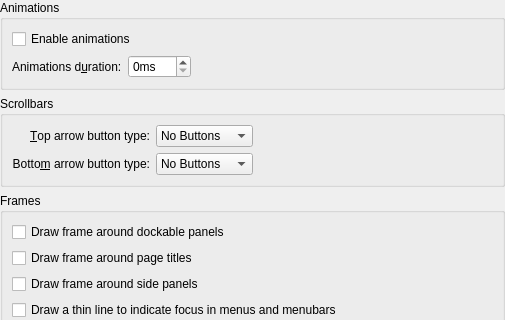
anexation/menda-plasma-next, file menda/menda/kstyle/config/ui/mendastyleconfig.ui: the form before one commit; both pictures show x 0 to 505 and y 0 to 320 of the 505 by 560 pixel window.
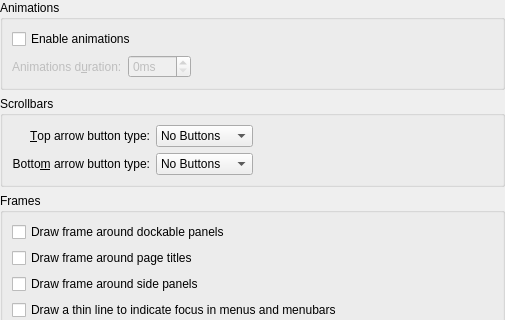
The form after the commit.

The edit to the form file:
```diff
--- a/menda/menda/kstyle/config/ui/mendastyleconfig.ui
+++ b/menda/menda/kstyle/config/ui/mendastyleconfig.ui
@@ -31,6 +31,9 @@
      <layout class="QGridLayout" name="gridLayout_2">
       <item row="3" column="0">
        <widget class="QLabel" name="_animationsDurationLabel">
+        <property name="enabled">
+         <bool>false</bool>
+        </property>
         <property name="text">
          <string>Animations d&amp;uration:</string>
         </property>
@@ -41,6 +44,9 @@
       </item>
       <item row="3" column="1">
        <widget class="QSpinBox" name="_animationsDuration">
+        <property name="enabled">
+         <bool>false</bool>
+        </property>
         <property name="suffix">
          <string>ms</string>
         </property>
```
Left out of the diff: 46 changed lines with no effect on the pictures.
